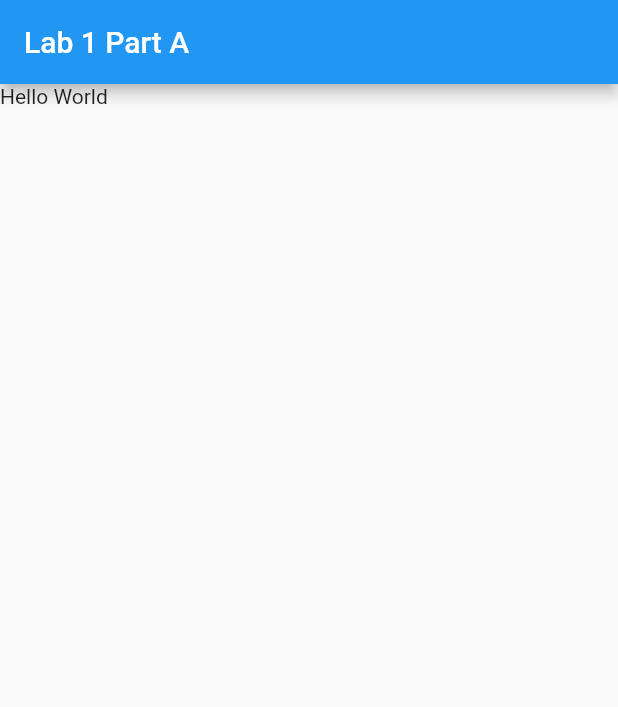
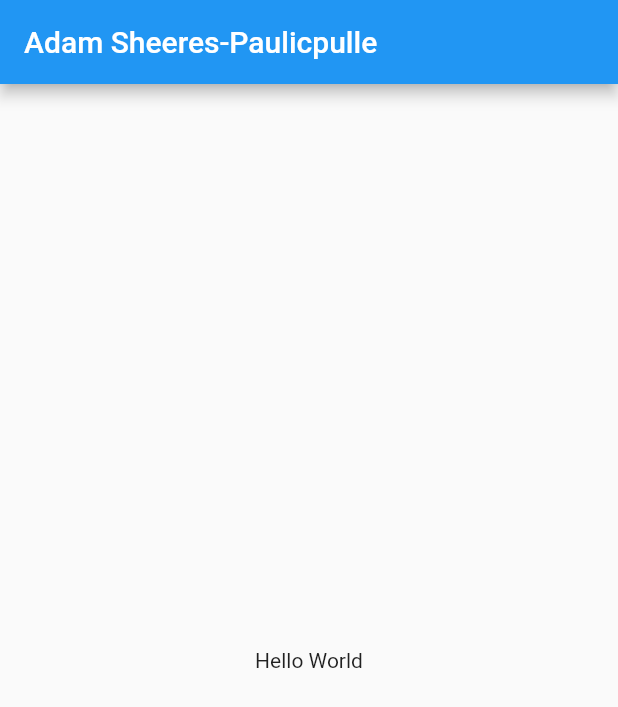
Before and after one commit to Adam-Sheeres/4030_Project, a Flutter app: the screen it shows after launch, on a phone screen of 412 x 824 dp. Shown: the top 707 px of the screen. Run offline on Flutter 3.47's test engine with Material 2 defaults, Android fonts, the phone set to English and light mode, and no system bars.

Commit message:
Centered text, fixed text content

```diff
--- a/plant_tracker/lib/main.dart
+++ b/plant_tracker/lib/main.dart
@@ -4,9 +4,9 @@ void main() {
   runApp(MaterialApp(
     home: Scaffold(
       appBar: AppBar(
-        title: Text('Lab 1 Part A'),
+        title: Text('Adam Sheeres-Paulicpulle'),
       ),
-      body: Text('Hello World'),
+      body: Center(child: Text('Hello World')),
     ),
   ));
 }
```
